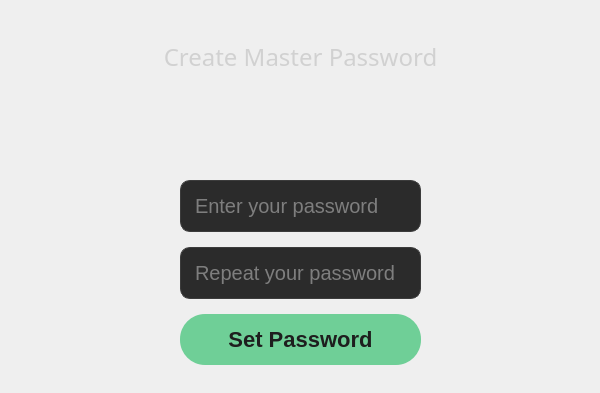
First picture: the form in forms/dialoglogin.ui, repository minnesangg/Cerberus, before the edit.
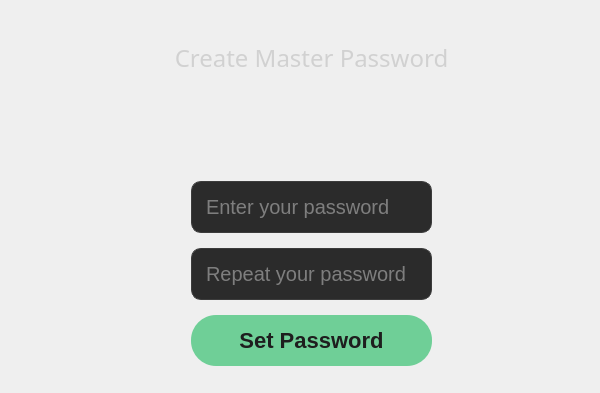
Second picture: the form after the edit. The open tabs and pages were chosen to show the change.

```diff
--- a/forms/dialoglogin.ui
+++ b/forms/dialoglogin.ui
@@ -33,15 +33,9 @@
   <property name="windowTitle">
    <string>Dialog</string>
   </property>
+  <layout class="QVBoxLayout" name="verticalLayout_2">
+   <item>
   <widget class="QStackedWidget" name="stackedWidget">
-   <property name="geometry">
-    <rect>
-     <x>0</x>
-     <y>10</y>
-     <width>591</width>
-     <height>371</height>
-    </rect>
-   </property>
    <property name="currentIndex">
     <number>0</number>
    </property>
@@ -427,6 +421,8 @@
     </widget>
    </widget>
   </widget>
+   </item>
+  </layout>
  </widget>
  <resources/>
  <connections/>
```
Left out of the diff: 2 changed lines with no effect on the pictures. Lines whose indentation alone changed are shown as unchanged.
